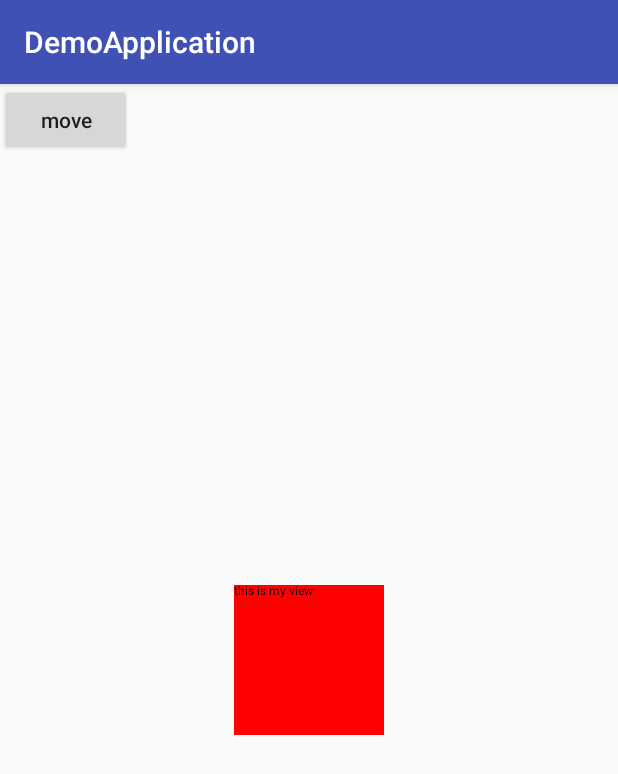
After one commit to zd9453/DemoApplication, an Android app: the CreateViewActivity screen opened directly, with no data from a screen before it, on a phone screen of 412 x 824 dp. The commit adds this screen. Shown: the top 774 px of the screen. Run offline under Robolectric (Android 15) with nearby library versions, the phone set to English and light mode, and no system bars.

Commit message:
获取activity根布局方法

```diff
--- a/app/src/main/AndroidManifest.xml
+++ b/app/src/main/AndroidManifest.xml
@@ -28,7 +28,8 @@
 
         <service android:name=".activity.media.MusicPlayService" />
 
-        <activity android:name=".activity.TimerViewActivity"></activity>
+        <activity android:name=".activity.TimerViewActivity" />
+        <activity android:name=".activity.CreateViewActivity"></activity>
     </application>
 
 </manifest>
--- a/app/src/main/java/com/example/zd/demoapplication/MainJumpActivity.java
+++ b/app/src/main/java/com/example/zd/demoapplication/MainJumpActivity.java
@@ -8,6 +8,7 @@ import android.view.View;
 
 import com.example.zd.demoapplication.activity.ConstraintLayoutActivity;
 import com.example.zd.demoapplication.activity.CoordinatorLayoutActivity;
+import com.example.zd.demoapplication.activity.CreateViewActivity;
 import com.example.zd.demoapplication.activity.MediaActivity;
 import com.example.zd.demoapplication.activity.TimerViewActivity;
 
@@ -76,4 +77,8 @@ public class MainJumpActivity extends AppCompatActivity {
     }
 
 
+    public void button5(View view) {
+        Intent intent = new Intent(this, CreateViewActivity.class);
+        startActivity(intent);
+    }
 }
--- /dev/null
+++ b/app/src/main/java/com/example/zd/demoapplication/activity/CreateViewActivity.java
@@ -0,0 +1,41 @@
+package com.example.zd.demoapplication.activity;
+
+import android.animation.ObjectAnimator;
+import android.os.Bundle;
+import android.support.v7.app.AppCompatActivity;
+import android.util.Log;
+import android.view.View;
+
+import com.example.zd.demoapplication.R;
+import com.example.zd.demoapplication.view.ZdTimerView;
+import com.example.zd.demobase.utils.SizeUtils;
+
+public class CreateViewActivity extends AppCompatActivity implements View.OnClickListener {
+
+    public static final String TAG = "CreateViewActivity";
+    private ZdTimerView testView;
+
+    @Override
+    protected void onCreate(Bundle savedInstanceState) {
+        super.onCreate(savedInstanceState);
+        setContentView(R.layout.activity_create_view);
+        testView = (ZdTimerView) findViewById(R.id.test_view);
+        testView.setOnClickListener(this);
+
+
+        View dicView = SizeUtils.getRootView(this);
+        Log.d(TAG, "onCreate: --------" + dicView.getClass().getName());
+    }
+
+
+    public void moveTo(View view) {
+        ObjectAnimator translationX = ObjectAnimator.ofFloat(testView, "translationX", 100);
+        translationX.setDuration(3000);
+        translationX.start();
+    }
+
+    @Override
+    public void onClick(View v) {
+        Log.d(TAG, "onClick: ----------------");
+    }
+}
--- /dev/null
+++ b/app/src/main/res/layout/activity_create_view.xml
@@ -0,0 +1,25 @@
+<?xml version="1.0" encoding="utf-8"?>
+<android.support.constraint.ConstraintLayout xmlns:android="http://schemas.android.com/apk/res/android"
+    xmlns:app="http://schemas.android.com/apk/res-auto"
+    xmlns:tools="http://schemas.android.com/tools"
+    android:layout_width="match_parent"
+    android:layout_height="match_parent"
+    tools:context="com.example.zd.demoapplication.activity.CreateViewActivity">
+
+    <Button
+        android:layout_width="wrap_content"
+        android:text="move"
+        android:textAllCaps="false"
+        android:onClick="moveTo"
+        android:layout_height="wrap_content" />
+
+    <com.example.zd.demoapplication.view.ZdTimerView
+        android:id="@+id/test_view"
+        android:layout_width="100dp"
+        android:layout_height="100dp"
+        android:background="#ff0000"
+        app:layout_constraintBottom_toBottomOf="parent"
+        app:layout_constraintLeft_toLeftOf="parent"
+        app:layout_constraintRight_toRightOf="parent"
+        app:layout_constraintTop_toTopOf="parent" />
+</android.support.constraint.ConstraintLayout>
--- a/demobase/src/main/java/com/example/zd/demobase/utils/SizeUtils.java
+++ b/demobase/src/main/java/com/example/zd/demobase/utils/SizeUtils.java
@@ -1,7 +1,10 @@
 package com.example.zd.demobase.utils;
 
+import android.app.Activity;
 import android.content.res.Resources;
 import android.util.DisplayMetrics;
+import android.view.View;
+import android.view.ViewGroup;
 
 /**
  * 尺寸工具类
@@ -30,4 +33,16 @@ public class SizeUtils {
         DisplayMetrics displayMetrics = Resources.getSystem().getDisplayMetrics();
         return px / displayMetrics.density;
     }
+
+    /**
+     * 获取activity的根布局
+     *
+     * @param activity .
+     * @return 此activity的最外层布局
+     */
+    public static View getRootView(Activity activity) {
+        return ((ViewGroup) activity.getWindow().getDecorView()
+                .findViewById(android.R.id.content))
+                .getChildAt(0);
+    }
 }
```
Also changed, not shown: app/src/main/java/com/example/zd/demoapplication/view/ZdTimerView.java (+33 -0 lines), app/src/main/res/layout/activity_main_jump.xml (+6 -1 lines).
